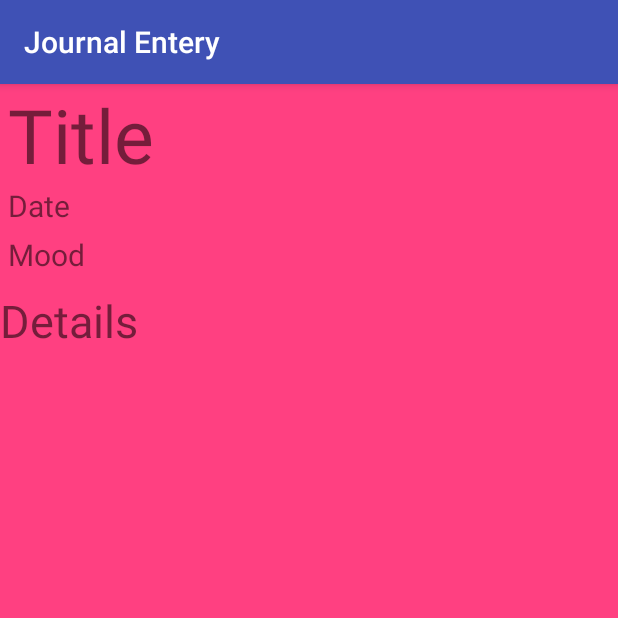
After one commit to vsarunhah/journalApp, an Android app: the detailsActivity screen opened directly, with no data from a screen before it, on a phone screen of 412 x 824 dp, the top half of it. The commit adds this screen. Run offline under Robolectric (Android 15) with nearby library versions, the phone set to English and light mode, and no system bars; 4 statements that could not run were skipped.

Commit message:
Added list view + click on item to check what you wrote there on that day

```diff
--- a/JournalEntry/src/main/AndroidManifest.xml
+++ b/JournalEntry/src/main/AndroidManifest.xml
@@ -19,6 +19,9 @@
                 <category android:name="android.intent.category.LAUNCHER" />
             </intent-filter>
         </activity>
+        <activity android:name="com.android.varun.journalentry.detailsActivity">
+
+        </activity>
     </application>
 
 </manifest>
--- a/JournalEntry/src/main/java/com/android/varun/journalentry/data/DBHelper.java
+++ b/JournalEntry/src/main/java/com/android/varun/journalentry/data/DBHelper.java
@@ -3,11 +3,7 @@ package com.android.varun.journalentry.data;
 import android.content.Context;
 import android.database.sqlite.SQLiteDatabase;
 import android.database.sqlite.SQLiteOpenHelper;
-import android.util.Log;
 
-/**
- * Created by Varun on 6/17/16.
- */
 public class DBHelper extends SQLiteOpenHelper {
 
     //    Create table query - SQLite
--- /dev/null
+++ b/JournalEntry/src/main/java/com/android/varun/journalentry/detailsActivity.java
@@ -0,0 +1,45 @@
+package com.android.varun.journalentry;
+
+import android.content.Intent;
+import android.database.Cursor;
+import android.support.v7.app.AppCompatActivity;
+import android.os.Bundle;
+import android.util.Log;
+import android.view.View;
+import android.widget.Button;
+import android.widget.EditText;
+import android.widget.ImageButton;
+import android.widget.LinearLayout;
+import android.widget.SimpleCursorAdapter;
+import android.widget.TextView;
+
+import com.android.varun.journalentry.data.MyDB;
+import com.android.varun.journalentry.data.constants;
+
+public class detailsActivity extends AppCompatActivity {
+    TextView title, mood, details, date;
+    int position;
+    @Override
+    protected void onCreate(Bundle savedInstanceState){
+        super.onCreate(savedInstanceState);
+
+        setContentView(R.layout.details_layout);
+        title = (TextView) findViewById(R.id.Title);
+        mood = (TextView) findViewById(R.id.Mood);
+        details = (TextView) findViewById(R.id.Details);
+        date = (TextView) findViewById(R.id.Date);
+
+        position = getIntent().getIntExtra("clicked_item",0);
+        SimpleCursorAdapter adapter = (SimpleCursorAdapter) MainActivity.entryList.getAdapter();
+        Cursor myCursor = adapter.getCursor();
+
+        myCursor.moveToPosition(position);
+
+        title.setText(myCursor.getString(myCursor.getColumnIndexOrThrow(constants.TITLE_NAME)));
+        mood.setText(myCursor.getString(myCursor.getColumnIndexOrThrow(constants.MOOD)));
+        details.setText(myCursor.getString(myCursor.getColumnIndexOrThrow(constants.DETAIL_NAME)));
+        date.setText(myCursor.getString(myCursor.getColumnIndexOrThrow(constants.DATE_NAME)));
+
+    }
+
+}
--- /dev/null
+++ b/JournalEntry/src/main/res/layout/details_layout.xml
@@ -0,0 +1,40 @@
+<?xml version="1.0" encoding="utf-8"?>
+<LinearLayout xmlns:android="http://schemas.android.com/apk/res/android"
+    android:orientation="vertical" android:layout_width="match_parent"
+    android:layout_height="match_parent"
+    android:background="@color/colorAccent">
+
+    <TextView
+        android:layout_width="match_parent"
+        android:layout_height="wrap_content"
+        android:id="@+id/Title"
+        android:text="Title"
+        android:textSize="50dp"
+        android:layout_marginLeft="5dp"/>
+
+    <TextView
+        android:layout_width="wrap_content"
+        android:layout_height="wrap_content"
+        android:id="@+id/Date"
+        android:text="Date"
+        android:textSize="20dp"
+        android:layout_marginLeft="5dp"/>
+
+    <TextView
+        android:layout_width="wrap_content"
+        android:layout_height="wrap_content"
+        android:id="@+id/Mood"
+        android:text="Mood"
+        android:textSize="20dp"
+        android:layout_marginTop="5dp"
+        android:layout_marginLeft="5dp"/>
+    <TextView
+        android:layout_width="match_parent"
+        android:layout_height="wrap_content"
+        android:id="@+id/Details"
+        android:text="Details"
+        android:textSize="30dp"
+        android:layout_marginTop="10dp"
+        android:maxLines="15"/>
+
+</LinearLayout>
```
Also changed, not shown: JournalEntry/src/main/java/com/android/varun/journalentry/MainActivity.java (+48 -3 lines), JournalEntry/src/main/java/com/android/varun/journalentry/data/MyDB.java (+11 -3 lines), JournalEntry/src/main/java/com/android/varun/journalentry/entryActivity.java (+5 -5 lines), JournalEntry/src/main/res/layout/row_layout.xml (+15 -11 lines).
